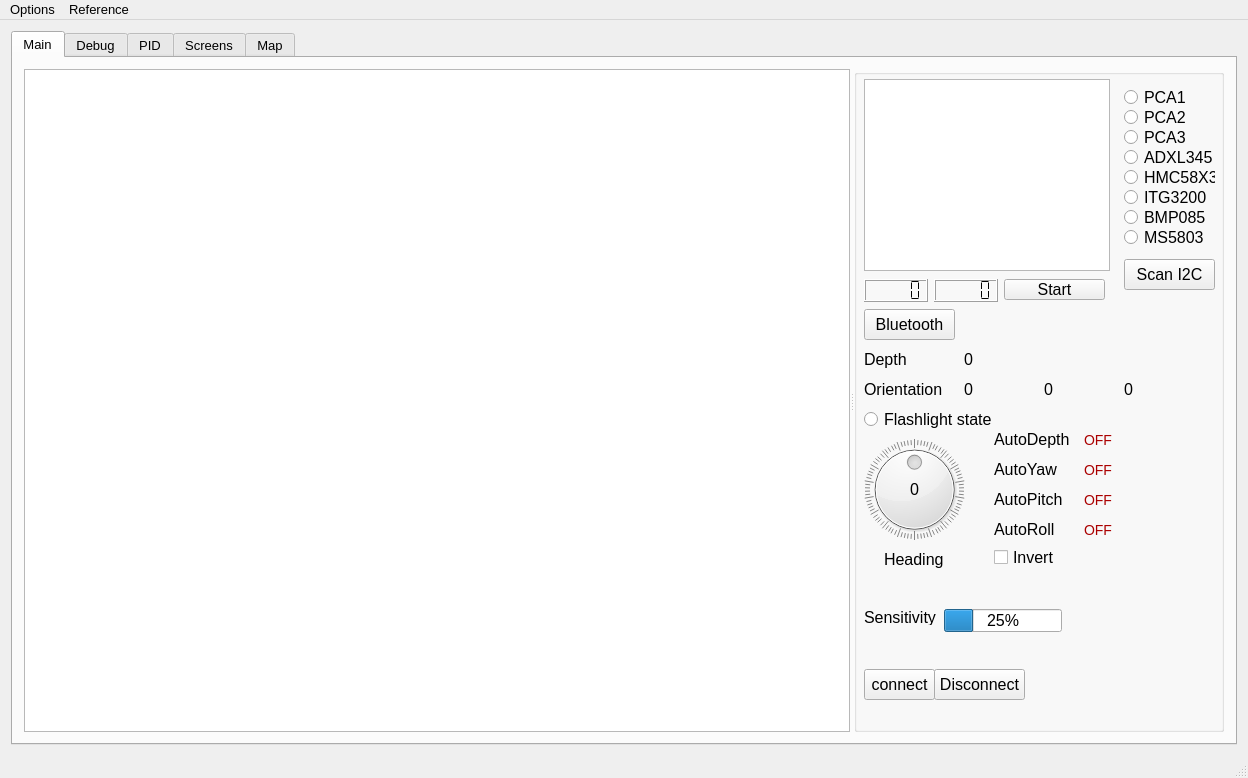
This is mainwindow.ui in robocenter-rov/remote-control as Qt 5 draws it before an edit. The edited form follows.
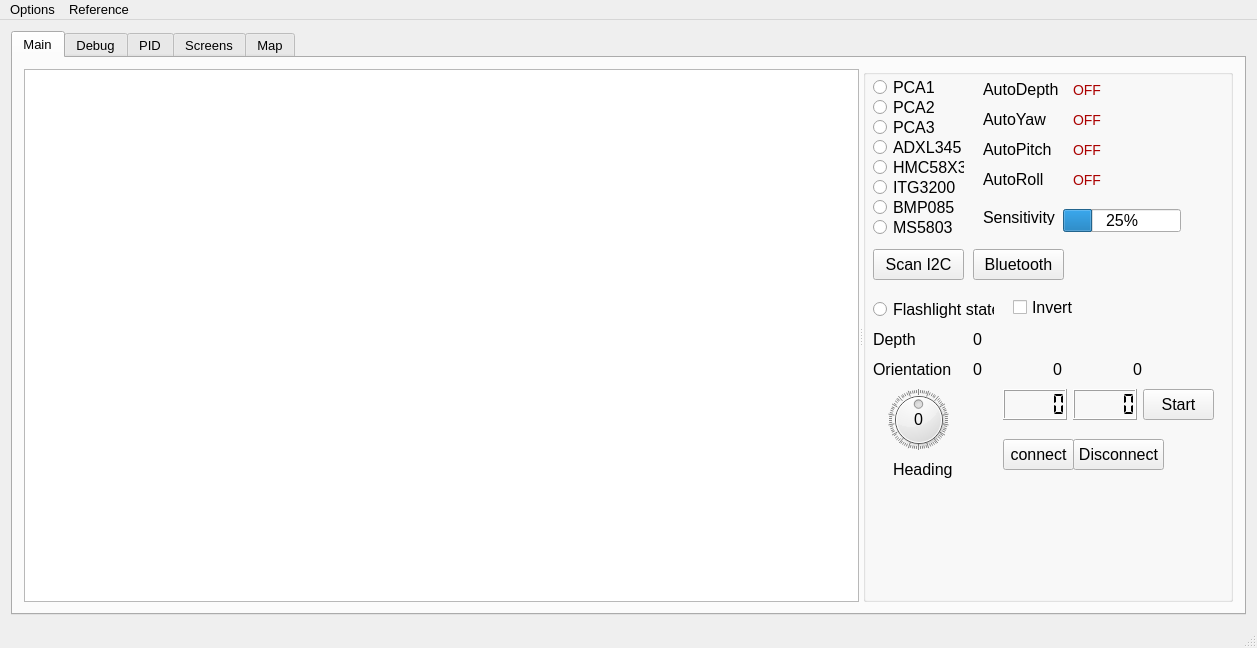
This is the edited form. Custom widgets are drawn as their Qt base class.

Diff of the .ui file:
```diff
--- a/mainwindow.ui
+++ b/mainwindow.ui
@@ -9,8 +9,8 @@
    <rect>
     <x>0</x>
     <y>0</y>
-    <width>1248</width>
-    <height>778</height>
+    <width>1257</width>
+    <height>648</height>
    </rect>
   </property>
   <property name="minimumSize">
@@ -109,47 +109,13 @@
            <property name="title">
             <string/>
            </property>
-           <widget class="QGraphicsView" name="extraView">
-            <property name="geometry">
-             <rect>
-              <x>10</x>
-              <y>10</y>
-              <width>246</width>
-              <height>192</height>
-             </rect>
-            </property>
-            <property name="sizePolicy">
-             <sizepolicy hsizetype="Minimum" vsizetype="Fixed">
-              <horstretch>0</horstretch>
-              <verstretch>0</verstretch>
-             </sizepolicy>
-            </property>
-            <property name="minimumSize">
-             <size>
-              <width>246</width>
-              <height>192</height>
-             </size>
-            </property>
-            <property name="maximumSize">
-             <size>
-              <width>246</width>
-              <height>192</height>
-             </size>
-            </property>
-            <property name="layoutDirection">
-             <enum>Qt::LeftToRight</enum>
-            </property>
-            <property name="alignment">
-             <set>Qt::AlignHCenter|Qt::AlignTop</set>
-            </property>
-           </widget>
            <widget class="QPushButton" name="startButton">
             <property name="geometry">
              <rect>
-              <x>150</x>
-              <y>210</y>
-              <width>101</width>
-              <height>21</height>
+              <x>280</x>
+              <y>320</y>
+              <width>71</width>
+              <height>31</height>
              </rect>
             </property>
             <property name="text">
@@ -159,10 +125,10 @@
            <widget class="QLCDNumber" name="minutesLCDNumber">
             <property name="geometry">
              <rect>
-              <x>10</x>
-              <y>210</y>
+              <x>140</x>
+              <y>320</y>
               <width>64</width>
-              <height>23</height>
+              <height>31</height>
              </rect>
             </property>
             <property name="segmentStyle">
@@ -175,10 +141,10 @@
            <widget class="QLCDNumber" name="secondsLCDNumber">
             <property name="geometry">
              <rect>
-              <x>80</x>
-              <y>210</y>
+              <x>210</x>
+              <y>320</y>
               <width>64</width>
-              <height>23</height>
+              <height>31</height>
              </rect>
             </property>
             <property name="segmentStyle">
@@ -188,8 +154,8 @@
            <widget class="QPushButton" name="connectButton">
             <property name="geometry">
              <rect>
-              <x>10</x>
-              <y>600</y>
+              <x>140</x>
+              <y>370</y>
               <width>71</width>
               <height>31</height>
              </rect>
@@ -201,8 +167,8 @@
            <widget class="QPushButton" name="disconnectButton">
             <property name="geometry">
              <rect>
-              <x>80</x>
-              <y>600</y>
+              <x>210</x>
+              <y>370</y>
               <width>91</width>
               <height>31</height>
              </rect>
@@ -214,10 +180,10 @@
            <widget class="QDial" name="heading">
             <property name="geometry">
              <rect>
-              <x>10</x>
-              <y>370</y>
-              <width>101</width>
-              <height>101</height>
+              <x>20</x>
+              <y>320</y>
+              <width>71</width>
+              <height>61</height>
              </rect>
             </property>
             <property name="mouseTracking">
@@ -239,9 +205,9 @@
            <widget class="QLabel" name="headingLabel">
             <property name="geometry">
              <rect>
-              <x>40</x>
-              <y>410</y>
-              <width>41</width>
+              <x>30</x>
+              <y>340</y>
+              <width>51</width>
               <height>21</height>
              </rect>
             </property>
@@ -256,7 +222,7 @@
             <property name="geometry">
              <rect>
               <x>30</x>
-              <y>480</y>
+              <y>390</y>
               <width>61</width>
               <height>21</height>
              </rect>
@@ -271,8 +237,8 @@
             </property>
             <property name="geometry">
              <rect>
-              <x>270</x>
-              <y>20</y>
+              <x>10</x>
+              <y>10</y>
               <width>91</width>
               <height>17</height>
              </rect>
@@ -293,8 +259,8 @@
             </property>
             <property name="geometry">
              <rect>
-              <x>270</x>
-              <y>40</y>
+              <x>10</x>
+              <y>30</y>
               <width>91</width>
               <height>17</height>
              </rect>
@@ -315,8 +281,8 @@
             </property>
             <property name="geometry">
              <rect>
-              <x>270</x>
-              <y>80</y>
+              <x>10</x>
+              <y>70</y>
               <width>91</width>
               <height>17</height>
              </rect>
@@ -337,8 +303,8 @@
             </property>
             <property name="geometry">
              <rect>
-              <x>270</x>
-              <y>100</y>
+              <x>10</x>
+              <y>90</y>
               <width>91</width>
               <height>17</height>
              </rect>
@@ -359,8 +325,8 @@
             </property>
             <property name="geometry">
              <rect>
-              <x>270</x>
-              <y>120</y>
+              <x>10</x>
+              <y>110</y>
               <width>91</width>
               <height>17</height>
              </rect>
@@ -381,8 +347,8 @@
             </property>
             <property name="geometry">
              <rect>
-              <x>270</x>
-              <y>140</y>
+              <x>10</x>
+              <y>130</y>
               <width>91</width>
               <height>17</height>
              </rect>
@@ -406,8 +372,8 @@
             </property>
             <property name="geometry">
              <rect>
-              <x>270</x>
-              <y>160</y>
+              <x>10</x>
+              <y>150</y>
               <width>91</width>
               <height>17</height>
              </rect>
@@ -425,8 +391,8 @@
            <widget class="QPushButton" name="scanI2Cbutton">
             <property name="geometry">
              <rect>
-              <x>270</x>
-              <y>190</y>
+              <x>10</x>
+              <y>180</y>
               <width>91</width>
               <height>31</height>
              </rect>
@@ -438,8 +404,8 @@
            <widget class="QPushButton" name="bluetoothButton">
             <property name="geometry">
              <rect>
-              <x>10</x>
-              <y>240</y>
+              <x>110</x>
+              <y>180</y>
               <width>91</width>
               <height>31</height>
              </rect>
@@ -454,8 +420,8 @@
            <widget class="QLabel" name="bluetoothLabel">
             <property name="geometry">
              <rect>
-              <x>110</x>
-              <y>240</y>
+              <x>210</x>
+              <y>180</y>
               <width>151</width>
               <height>31</height>
              </rect>
@@ -468,7 +434,7 @@
             <property name="geometry">
              <rect>
               <x>10</x>
-              <y>280</y>
+              <y>260</y>
               <width>91</width>
               <height>21</height>
              </rect>
@@ -481,7 +447,7 @@
             <property name="geometry">
              <rect>
               <x>110</x>
-              <y>280</y>
+              <y>260</y>
               <width>91</width>
               <height>21</height>
              </rect>
@@ -494,7 +460,7 @@
             <property name="geometry">
              <rect>
               <x>10</x>
-              <y>310</y>
+              <y>290</y>
               <width>91</width>
               <height>21</height>
              </rect>
@@ -507,7 +473,7 @@
             <property name="geometry">
              <rect>
               <x>110</x>
-              <y>310</y>
+              <y>290</y>
               <width>71</width>
               <height>21</height>
              </rect>
@@ -520,7 +486,7 @@
             <property name="geometry">
              <rect>
               <x>190</x>
-              <y>310</y>
+              <y>290</y>
               <width>71</width>
               <height>21</height>
              </rect>
@@ -533,7 +499,7 @@
             <property name="geometry">
              <rect>
               <x>270</x>
-              <y>310</y>
+              <y>290</y>
               <width>71</width>
               <height>21</height>
              </rect>
@@ -549,8 +515,8 @@
             <property name="geometry">
              <rect>
               <x>10</x>
-              <y>340</y>
-              <width>161</width>
+              <y>230</y>
+              <width>121</width>
               <height>21</height>
              </rect>
             </property>
@@ -567,8 +533,8 @@
             </property>
             <property name="geometry">
              <rect>
-              <x>270</x>
-              <y>60</y>
+              <x>10</x>
+              <y>50</y>
               <width>91</width>
               <height>17</height>
              </rect>
@@ -586,8 +552,8 @@
            <widget class="QLabel" name="sensitivityLabel">
             <property name="geometry">
              <rect>
-              <x>10</x>
-              <y>540</y>
+              <x>120</x>
+              <y>140</y>
               <width>81</width>
               <height>16</height>
              </rect>
@@ -599,8 +565,8 @@
            <widget class="QProgressBar" name="sensitivityPB">
             <property name="geometry">
              <rect>
-              <x>90</x>
-              <y>540</y>
+              <x>200</x>
+              <y>140</y>
               <width>118</width>
               <height>23</height>
              </rect>
@@ -612,8 +578,8 @@
            <widget class="QLabel" name="autoDepthLabel">
             <property name="geometry">
              <rect>
-              <x>140</x>
-              <y>360</y>
+              <x>120</x>
+              <y>10</y>
               <width>81</width>
               <height>21</height>
              </rect>
@@ -625,8 +591,8 @@
            <widget class="QLabel" name="autoDepthStateLabel">
             <property name="geometry">
              <rect>
-              <x>230</x>
-              <y>360</y>
+              <x>210</x>
+              <y>10</y>
               <width>121</width>
               <height>21</height>
              </rect>
@@ -647,8 +613,8 @@
            <widget class="QLabel" name="autoYawLabel">
             <property name="geometry">
              <rect>
-              <x>140</x>
-              <y>390</y>
+              <x>120</x>
+              <y>40</y>
               <width>81</width>
               <height>21</height>
              </rect>
@@ -660,8 +626,8 @@
            <widget class="QLabel" name="autoYawStateLabel">
             <property name="geometry">
              <rect>
-              <x>230</x>
-              <y>390</y>
+              <x>210</x>
+              <y>40</y>
               <width>121</width>
               <height>21</height>
              </rect>
@@ -687,9 +653,9 @@
            <widget class="QLabel" name="autoPitchStateLabel">
             <property name="geometry">
              <rect>
-              <x>230</x>
-              <y>420</y>
-              <width>111</width>
+              <x>210</x>
+              <y>70</y>
+              <width>121</width>
               <height>21</height>
              </rect>
             </property>
@@ -724,8 +690,8 @@
            <widget class="QLabel" name="autoPitchLabel">
             <property name="geometry">
              <rect>
-              <x>140</x>
-              <y>420</y>
+              <x>120</x>
+              <y>70</y>
               <width>81</width>
               <height>21</height>
              </rect>
@@ -737,9 +703,9 @@
            <widget class="QLabel" name="autoRollStateLabel">
             <property name="geometry">
              <rect>
-              <x>230</x>
-              <y>450</y>
-              <width>111</width>
+              <x>210</x>
+              <y>100</y>
+              <width>121</width>
               <height>21</height>
              </rect>
             </property>
@@ -774,8 +740,8 @@
            <widget class="QLabel" name="autoRollLabel">
             <property name="geometry">
              <rect>
-              <x>140</x>
-              <y>450</y>
+              <x>120</x>
+              <y>100</y>
               <width>81</width>
               <height>21</height>
              </rect>
@@ -787,8 +753,8 @@
            <widget class="QCheckBox" name="invertCB">
             <property name="geometry">
              <rect>
-              <x>140</x>
-              <y>480</y>
+              <x>150</x>
+              <y>230</y>
               <width>111</width>
               <height>17</height>
              </rect>
@@ -4372,7 +4338,7 @@
     <rect>
      <x>0</x>
      <y>0</y>
-     <width>1248</width>
+     <width>1257</width>
      <height>21</height>
     </rect>
    </property>
```
